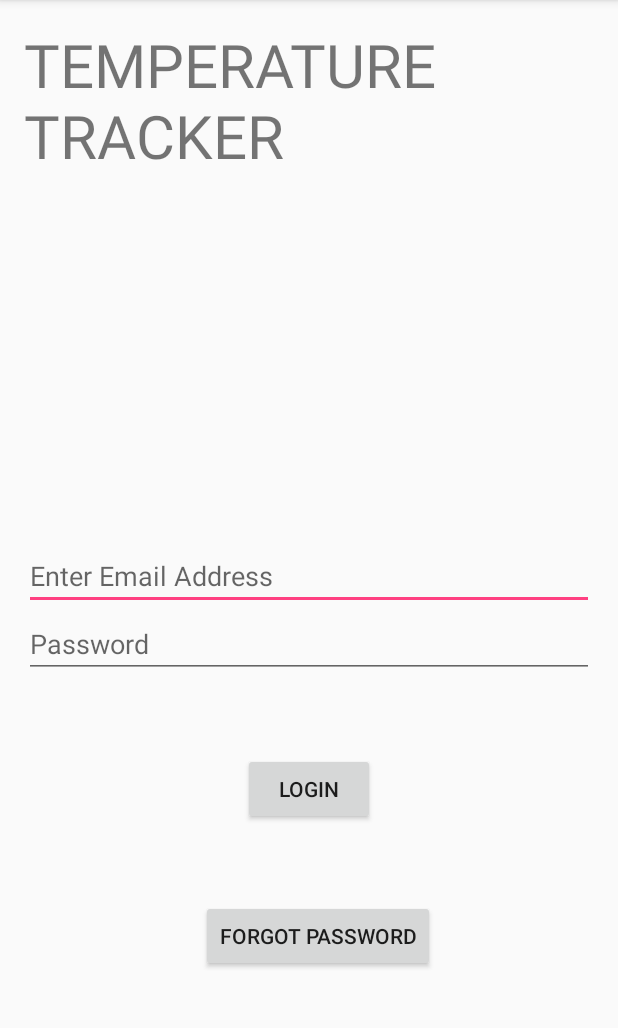
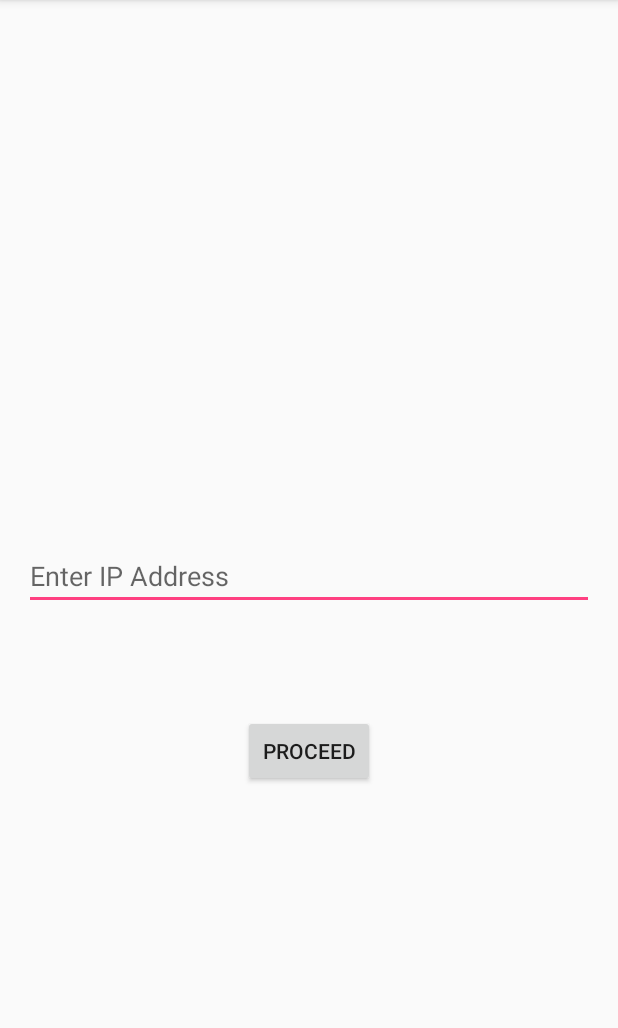
Before and after one commit to advait22/Temperature-sensing-using-Pi-board, an Android app: the screen it shows after launch (Login_Screen before the commit, ServerConfigurationActivity after it), on a phone screen of 412 x 824 dp, the part 84-1112 px from its top. Run offline under Robolectric (Android 15) with nearby library versions, the phone set to English and light mode, and no system bars.

Commit message:
Server Running

```diff
--- /dev/null
+++ b/app/src/main/java/com/example/advait/temptracker/ServerConfigurationActivity.java
@@ -0,0 +1,39 @@
+package com.example.advait.temptracker;
+
+import android.content.Intent;
+import android.support.v7.app.AppCompatActivity;
+import android.os.Bundle;
+import android.util.Log;
+import android.view.View;
+import android.widget.EditText;
+import android.widget.TextView;
+
+public class ServerConfigurationActivity extends AppCompatActivity {
+    private static final String TAG = "LOG";
+   // private String IPAddress1;
+    private String IPAddress;
+    private EditText editText;
+
+    @Override
+    protected void onCreate(Bundle savedInstanceState) {
+        super.onCreate(savedInstanceState);
+        setContentView(R.layout.activity_server__configuration);
+        editText = (EditText) findViewById(R.id.EnterIPAddress);
+        //
+
+        //IPAddress1 = IPAddress.getText().toString();
+
+    }
+
+    public void TemperatureDisplay(View view) {
+
+        //Bundle bundle = new Bundle();
+        //bundle.putString("CurrentTemperature",IPAddress1);
+        IPAddress = editText.getText().toString();
+        Intent intent = new Intent(getApplicationContext(), SocketDemoActivity.class);
+        intent.putExtra("IPAddress", IPAddress);
+        Log.d(TAG, "onCreate: " + IPAddress);
+        startActivity(intent);
+
+    }
+}
--- a/app/src/main/res/layout/activity_login__screen.xml
+++ b/app/src/main/res/layout/activity_login__screen.xml
@@ -1,5 +1,5 @@
 <?xml version="1.0" encoding="utf-8"?>
-<RelativeLayout xmlns:android="http://schemas.android.com/apk/res/android"
+<LinearLayout xmlns:android="http://schemas.android.com/apk/res/android"
     xmlns:tools="http://schemas.android.com/tools"
     android:layout_width="match_parent"
     android:layout_height="match_parent"
@@ -7,54 +7,22 @@
     android:paddingLeft="@dimen/activity_horizontal_margin"
     android:paddingRight="@dimen/activity_horizontal_margin"
     android:paddingTop="@dimen/activity_vertical_margin"
-    tools:context="com.example.advait.temptracker.Login_Screen">
-
-    <TextView
-        android:layout_width="match_parent"
-        android:layout_height="wrap_content"
-        android:text="Temperature Tracker"
-        android:textAllCaps="true"
-        android:textSize="40dp"
-        android:id="@+id/Title"
-        />
+    tools:context="com.example.advait.temptracker.Login_Screen"
+    android:orientation="vertical">
 
     <EditText
-        android:layout_width="match_parent"
+        android:id="@+id/EditText01"
+        android:layout_width="fill_parent"
         android:layout_height="wrap_content"
-        android:inputType="textEmailAddress"
-        android:hint="Enter Email Address"
-        android:layout_centerInParent="true"
-        android:id="@+id/Email_address"/>
-
-    <EditText
-        android:layout_width="match_parent"
-        android:layout_height="wrap_content"
-        android:inputType="textPassword"
-        android:hint="Password"
-        android:layout_centerInParent="true"
-        android:layout_below="@id/Email_address"
-        android:id="@+id/Password"/>
-
+        android:text="HII" >
+    </EditText>
     <Button
+        android:id="@+id/myButton"
         android:layout_width="wrap_content"
         android:layout_height="wrap_content"
-        android:layout_below="@id/Password"
-        android:layout_marginTop="50dp"
-        android:layout_marginLeft="140dp"
-        android:layout_centerInParent="true"
-        android:text="Login"
-        android:id="@+id/Login_Button"/>
+        android:onClick="onClick"
+        android:text="Send" >
+    </Button>
 
-    <Button
-        android:layout_width="wrap_content"
-        android:layout_height="wrap_content"
-        android:layout_alignRight="@id/Login_Button"
-        android:layout_centerInParent="true"
-        android:layout_below="@id/Login_Button"
-        android:layout_marginTop="50dp"
-        android:layout_marginRight="-40dp"
-        android:text="Forgot Password"
-        android:id="@+id/Forgot_Password"
-        />
 
-</RelativeLayout>
+</LinearLayout>
--- a/app/src/main/res/layout/activity_server__configuration.xml
+++ b/app/src/main/res/layout/activity_server__configuration.xml
@@ -24,6 +24,7 @@
         android:id="@+id/Proceed"
         android:layout_marginTop="20dp"
         android:layout_marginLeft="135dp"
-        android:layout_centerInParent="true"/>
+        android:layout_centerInParent="true"
+        android:onClick="TemperatureDisplay"/>
 
 </RelativeLayout>
```
Also changed, not shown: app/src/main/AndroidManifest.xml (+8 -4 lines), app/src/main/java/com/example/advait/temptracker/Client.java (+36 -2 lines), app/src/main/java/com/example/advait/temptracker/Server.java (+26 -4 lines), app/src/main/java/com/example/advait/temptracker/Server_Configuration.java (deleted, +0 -13 lines), app/src/main/java/com/example/advait/temptracker/SocketDemoActivity.java (added, +89 -0 lines), app/src/main/res/layout/activity_socket_demo.xml (added, +14 -0 lines).
